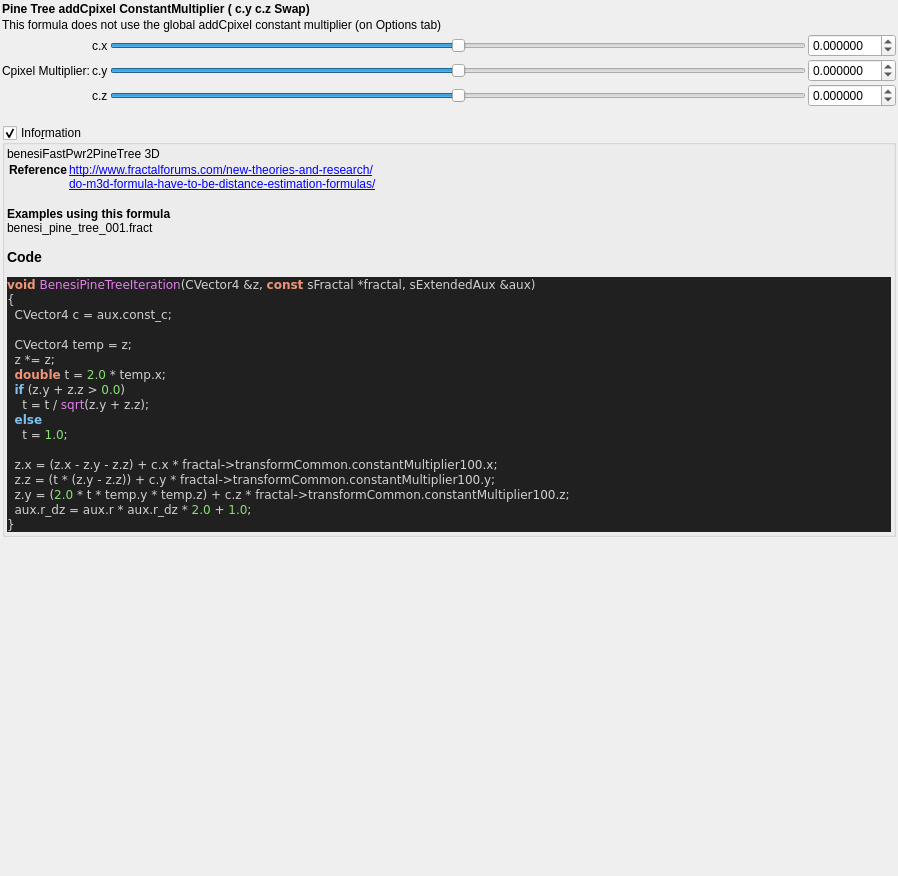
Qt form mandelbulber2/formula/ui/fractal_benesi_pine_tree.ui (buddhi1980/mandelbulber2) before a commit.
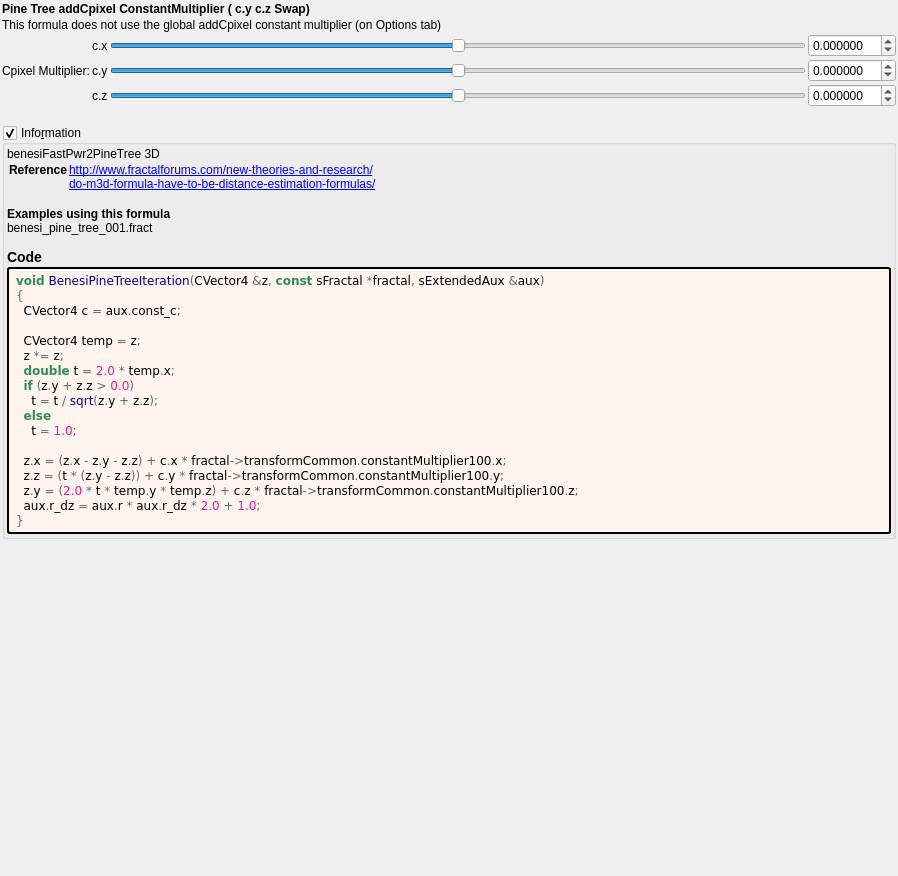
The same form after that commit. Custom widgets are drawn as their Qt base class.

What changed in the file:
```diff
--- a/mandelbulber2/formula/ui/fractal_benesi_pine_tree.ui
+++ b/mandelbulber2/formula/ui/fractal_benesi_pine_tree.ui
@@ -269,32 +269,47 @@
        <number>2</number>
       </property>
       <item>
-       <widget class="QLabel" name="label_code_content">
+	   <widget class="QLabel" name="label_information_general">
         <property name="text">
          <string notr="true">&lt;p&gt;benesiFastPwr2PineTree 3D&lt;/p&gt;&lt;table&gt;
 &lt;tr&gt;&lt;th&gt;Reference&lt;/th&gt;&lt;td&gt;&lt;a href=&quot;http://www.fractalforums.com/new-theories-and-research/&quot;&gt;http://www.fractalforums.com/new-theories-and-research/&lt;br&gt;
 &lt;a href=&quot;do-m3d-formula-have-to-be-distance-estimation-formulas/&quot;&gt;do-m3d-formula-have-to-be-distance-estimation-formulas/&lt;br&gt;
 &lt;/td&gt;&lt;/tr&gt;
 &lt;/table&gt;
-&lt;br&gt;&lt;b&gt;Examples using this formula&lt;/b&gt;&lt;br&gt;benesi_pine_tree_001.fract&lt;h3&gt;Code&lt;/h3&gt;
-&lt;body style=&quot;background-color:#202020&quot;&gt;
-&lt;pre style=&quot;color:#d0d0d0; background-color:#202020;  font-family:'Courier New',monospace;&quot;&gt;&lt;span style=&quot;color:#f09479; font-weight:bold&quot;&gt;void&lt;/span&gt; &lt;span style=&quot;color:#e47eed&quot;&gt;BenesiPineTreeIteration&lt;/span&gt;&lt;span style=&quot;color:#d0d0d0&quot;&gt;(&lt;/span&gt;CVector4 &lt;span style=&quot;color:#d0d0d0&quot;&gt;&amp;amp;&lt;/span&gt;z&lt;span style=&quot;color:#d0d0d0&quot;&gt;,&lt;/span&gt; &lt;span style=&quot;color:#f09479; font-weight:bold&quot;&gt;const&lt;/span&gt; sFractal &lt;span style=&quot;color:#d0d0d0&quot;&gt;*&lt;/span&gt;fractal&lt;span style=&quot;color:#d0d0d0&quot;&gt;,&lt;/span&gt; sExtendedAux &lt;span style=&quot;color:#d0d0d0&quot;&gt;&amp;amp;&lt;/span&gt;aux&lt;span style=&quot;color:#d0d0d0&quot;&gt;)&lt;/span&gt;
-&lt;span style=&quot;color:#d0d0d0&quot;&gt;{&lt;/span&gt;
-  CVector4 c &lt;span style=&quot;color:#d0d0d0&quot;&gt;=&lt;/span&gt; aux&lt;span style=&quot;color:#d0d0d0&quot;&gt;.&lt;/span&gt;const_c&lt;span style=&quot;color:#d0d0d0&quot;&gt;;&lt;/span&gt;
+&lt;br&gt;&lt;b&gt;Examples using this formula&lt;/b&gt;&lt;br&gt;benesi_pine_tree_001.fract&lt;h3&gt;Code&lt;/h3&gt;</string>
+		</property>
+		<property name="wordWrap">
+		 <bool>true</bool>
+		</property>
+		<property name="openExternalLinks">
+		 <bool>true</bool>
+		</property>
+		<property name="textInteractionFlags">
+		 <set>Qt::LinksAccessibleByMouse|Qt::TextSelectableByMouse</set>
+		</property>
+		</widget>
+	   </item>
+	   <item>
+	    <widget class="QLabel" name="label_code_content">
+		 <property name="text">
+		  <string notr="true">&lt;body style=&quot;background-color:#fff5ee&quot;&gt;
+&lt;pre style=&quot;color:#000000; background-color:#fff5ee;  font-family:'Courier New',monospace;&quot;&gt;&lt;span style=&quot;color:#2e8b57; font-weight:bold&quot;&gt;void&lt;/span&gt; &lt;span style=&quot;color:#00008f&quot;&gt;BenesiPineTreeIteration&lt;/span&gt;&lt;span style=&quot;color:#676767&quot;&gt;(&lt;/span&gt;CVector4 &lt;span style=&quot;color:#676767&quot;&gt;&amp;amp;&lt;/span&gt;z&lt;span style=&quot;color:#676767&quot;&gt;,&lt;/span&gt; &lt;span style=&quot;color:#2e8b57; font-weight:bold&quot;&gt;const&lt;/span&gt; sFractal &lt;span style=&quot;color:#676767&quot;&gt;*&lt;/span&gt;fractal&lt;span style=&quot;color:#676767&quot;&gt;,&lt;/span&gt; sExtendedAux &lt;span style=&quot;color:#676767&quot;&gt;&amp;amp;&lt;/span&gt;aux&lt;span style=&quot;color:#676767&quot;&gt;)&lt;/span&gt;
+&lt;span style=&quot;color:#676767&quot;&gt;{&lt;/span&gt;
+  CVector4 c &lt;span style=&quot;color:#676767&quot;&gt;=&lt;/span&gt; aux&lt;span style=&quot;color:#676767&quot;&gt;.&lt;/span&gt;const_c&lt;span style=&quot;color:#676767&quot;&gt;;&lt;/span&gt;
 
-  CVector4 temp &lt;span style=&quot;color:#d0d0d0&quot;&gt;=&lt;/span&gt; z&lt;span style=&quot;color:#d0d0d0&quot;&gt;;&lt;/span&gt;
-  z &lt;span style=&quot;color:#d0d0d0&quot;&gt;*=&lt;/span&gt; z&lt;span style=&quot;color:#d0d0d0&quot;&gt;;&lt;/span&gt;
-  &lt;span style=&quot;color:#f09479; font-weight:bold&quot;&gt;double&lt;/span&gt; t &lt;span style=&quot;color:#d0d0d0&quot;&gt;=&lt;/span&gt; &lt;span style=&quot;color:#87df71&quot;&gt;2.0&lt;/span&gt; &lt;span style=&quot;color:#d0d0d0&quot;&gt;*&lt;/span&gt; temp&lt;span style=&quot;color:#d0d0d0&quot;&gt;.&lt;/span&gt;x&lt;span style=&quot;color:#d0d0d0&quot;&gt;;&lt;/span&gt;
-  &lt;span style=&quot;color:#7ec0ee; font-weight:bold&quot;&gt;if&lt;/span&gt; &lt;span style=&quot;color:#d0d0d0&quot;&gt;(&lt;/span&gt;z&lt;span style=&quot;color:#d0d0d0&quot;&gt;.&lt;/span&gt;y &lt;span style=&quot;color:#d0d0d0&quot;&gt;+&lt;/span&gt; z&lt;span style=&quot;color:#d0d0d0&quot;&gt;.&lt;/span&gt;z &lt;span style=&quot;color:#d0d0d0&quot;&gt;&amp;gt;&lt;/span&gt; &lt;span style=&quot;color:#87df71&quot;&gt;0.0&lt;/span&gt;&lt;span style=&quot;color:#d0d0d0&quot;&gt;)&lt;/span&gt;
-    t &lt;span style=&quot;color:#d0d0d0&quot;&gt;=&lt;/span&gt; t &lt;span style=&quot;color:#d0d0d0&quot;&gt;/&lt;/span&gt; &lt;span style=&quot;color:#e47eed&quot;&gt;sqrt&lt;/span&gt;&lt;span style=&quot;color:#d0d0d0&quot;&gt;(&lt;/span&gt;z&lt;span style=&quot;color:#d0d0d0&quot;&gt;.&lt;/span&gt;y &lt;span style=&quot;color:#d0d0d0&quot;&gt;+&lt;/span&gt; z&lt;span style=&quot;color:#d0d0d0&quot;&gt;.&lt;/span&gt;z&lt;span style=&quot;color:#d0d0d0&quot;&gt;);&lt;/span&gt;
-  &lt;span style=&quot;color:#7ec0ee; font-weight:bold&quot;&gt;else&lt;/span&gt;
-    t &lt;span style=&quot;color:#d0d0d0&quot;&gt;=&lt;/span&gt; &lt;span style=&quot;color:#87df71&quot;&gt;1.0&lt;/span&gt;&lt;span style=&quot;color:#d0d0d0&quot;&gt;;&lt;/span&gt;
+  CVector4 temp &lt;span style=&quot;color:#676767&quot;&gt;=&lt;/span&gt; z&lt;span style=&quot;color:#676767&quot;&gt;;&lt;/span&gt;
+  z &lt;span style=&quot;color:#676767&quot;&gt;*=&lt;/span&gt; z&lt;span style=&quot;color:#676767&quot;&gt;;&lt;/span&gt;
+  &lt;span style=&quot;color:#2e8b57; font-weight:bold&quot;&gt;double&lt;/span&gt; t &lt;span style=&quot;color:#676767&quot;&gt;=&lt;/span&gt; &lt;span style=&quot;color:#ff1493&quot;&gt;2.0&lt;/span&gt; &lt;span style=&quot;color:#676767&quot;&gt;*&lt;/span&gt; temp&lt;span style=&quot;color:#676767&quot;&gt;.&lt;/span&gt;x&lt;span style=&quot;color:#676767&quot;&gt;;&lt;/span&gt;
+  &lt;span style=&quot;color:#2e8b57; font-weight:bold&quot;&gt;if&lt;/span&gt; &lt;span style=&quot;color:#676767&quot;&gt;(&lt;/span&gt;z&lt;span style=&quot;color:#676767&quot;&gt;.&lt;/span&gt;y &lt;span style=&quot;color:#676767&quot;&gt;+&lt;/span&gt; z&lt;span style=&quot;color:#676767&quot;&gt;.&lt;/span&gt;z &lt;span style=&quot;color:#676767&quot;&gt;&amp;gt;&lt;/span&gt; &lt;span style=&quot;color:#ff1493&quot;&gt;0.0&lt;/span&gt;&lt;span style=&quot;color:#676767&quot;&gt;)&lt;/span&gt;
+    t &lt;span style=&quot;color:#676767&quot;&gt;=&lt;/span&gt; t &lt;span style=&quot;color:#676767&quot;&gt;/&lt;/span&gt; &lt;span style=&quot;color:#00008f&quot;&gt;sqrt&lt;/span&gt;&lt;span style=&quot;color:#676767&quot;&gt;(&lt;/span&gt;z&lt;span style=&quot;color:#676767&quot;&gt;.&lt;/span&gt;y &lt;span style=&quot;color:#676767&quot;&gt;+&lt;/span&gt; z&lt;span style=&quot;color:#676767&quot;&gt;.&lt;/span&gt;z&lt;span style=&quot;color:#676767&quot;&gt;);&lt;/span&gt;
+  &lt;span style=&quot;color:#2e8b57; font-weight:bold&quot;&gt;else&lt;/span&gt;
+    t &lt;span style=&quot;color:#676767&quot;&gt;=&lt;/span&gt; &lt;span style=&quot;color:#ff1493&quot;&gt;1.0&lt;/span&gt;&lt;span style=&quot;color:#676767&quot;&gt;;&lt;/span&gt;
 
-  z&lt;span style=&quot;color:#d0d0d0&quot;&gt;.&lt;/span&gt;x &lt;span style=&quot;color:#d0d0d0&quot;&gt;= (&lt;/span&gt;z&lt;span style=&quot;color:#d0d0d0&quot;&gt;.&lt;/span&gt;x &lt;span style=&quot;color:#d0d0d0&quot;&gt;-&lt;/span&gt; z&lt;span style=&quot;color:#d0d0d0&quot;&gt;.&lt;/span&gt;y &lt;span style=&quot;color:#d0d0d0&quot;&gt;-&lt;/span&gt; z&lt;span style=&quot;color:#d0d0d0&quot;&gt;.&lt;/span&gt;z&lt;span style=&quot;color:#d0d0d0&quot;&gt;) +&lt;/span&gt; c&lt;span style=&quot;color:#d0d0d0&quot;&gt;.&lt;/span&gt;x &lt;span style=&quot;color:#d0d0d0&quot;&gt;*&lt;/span&gt; fractal&lt;span style=&quot;color:#d0d0d0&quot;&gt;-&amp;gt;&lt;/span&gt;transformCommon&lt;span style=&quot;color:#d0d0d0&quot;&gt;.&lt;/span&gt;constantMultiplier100&lt;span style=&quot;color:#d0d0d0&quot;&gt;.&lt;/span&gt;x&lt;span style=&quot;color:#d0d0d0&quot;&gt;;&lt;/span&gt;
-  z&lt;span style=&quot;color:#d0d0d0&quot;&gt;.&lt;/span&gt;z &lt;span style=&quot;color:#d0d0d0&quot;&gt;= (&lt;/span&gt;t &lt;span style=&quot;color:#d0d0d0&quot;&gt;* (&lt;/span&gt;z&lt;span style=&quot;color:#d0d0d0&quot;&gt;.&lt;/span&gt;y &lt;span style=&quot;color:#d0d0d0&quot;&gt;-&lt;/span&gt; z&lt;span style=&quot;color:#d0d0d0&quot;&gt;.&lt;/span&gt;z&lt;span style=&quot;color:#d0d0d0&quot;&gt;)) +&lt;/span&gt; c&lt;span style=&quot;color:#d0d0d0&quot;&gt;.&lt;/span&gt;y &lt;span style=&quot;color:#d0d0d0&quot;&gt;*&lt;/span&gt; fractal&lt;span style=&quot;color:#d0d0d0&quot;&gt;-&amp;gt;&lt;/span&gt;transformCommon&lt;span style=&quot;color:#d0d0d0&quot;&gt;.&lt;/span&gt;constantMultiplier100&lt;span style=&quot;color:#d0d0d0&quot;&gt;.&lt;/span&gt;y&lt;span style=&quot;color:#d0d0d0&quot;&gt;;&lt;/span&gt;
-  z&lt;span style=&quot;color:#d0d0d0&quot;&gt;.&lt;/span&gt;y &lt;span style=&quot;color:#d0d0d0&quot;&gt;= (&lt;/span&gt;&lt;span style=&quot;color:#87df71&quot;&gt;2.0&lt;/span&gt; &lt;span style=&quot;color:#d0d0d0&quot;&gt;*&lt;/span&gt; t &lt;span style=&quot;color:#d0d0d0&quot;&gt;*&lt;/span&gt; temp&lt;span style=&quot;color:#d0d0d0&quot;&gt;.&lt;/span&gt;y &lt;span style=&quot;color:#d0d0d0&quot;&gt;*&lt;/span&gt; temp&lt;span style=&quot;color:#d0d0d0&quot;&gt;.&lt;/span&gt;z&lt;span style=&quot;color:#d0d0d0&quot;&gt;) +&lt;/span&gt; c&lt;span style=&quot;color:#d0d0d0&quot;&gt;.&lt;/span&gt;z &lt;span style=&quot;color:#d0d0d0&quot;&gt;*&lt;/span&gt; fractal&lt;span style=&quot;color:#d0d0d0&quot;&gt;-&amp;gt;&lt;/span&gt;transformCommon&lt;span style=&quot;color:#d0d0d0&quot;&gt;.&lt;/span&gt;constantMultiplier100&lt;span style=&quot;color:#d0d0d0&quot;&gt;.&lt;/span&gt;z&lt;span style=&quot;color:#d0d0d0&quot;&gt;;&lt;/span&gt;
-  aux&lt;span style=&quot;color:#d0d0d0&quot;&gt;.&lt;/span&gt;r_dz &lt;span style=&quot;color:#d0d0d0&quot;&gt;=&lt;/span&gt; aux&lt;span style=&quot;color:#d0d0d0&quot;&gt;.&lt;/span&gt;r &lt;span style=&quot;color:#d0d0d0&quot;&gt;*&lt;/span&gt; aux&lt;span style=&quot;color:#d0d0d0&quot;&gt;.&lt;/span&gt;r_dz &lt;span style=&quot;color:#d0d0d0&quot;&gt;*&lt;/span&gt; &lt;span style=&quot;color:#87df71&quot;&gt;2.0&lt;/span&gt; &lt;span style=&quot;color:#d0d0d0&quot;&gt;+&lt;/span&gt; &lt;span style=&quot;color:#87df71&quot;&gt;1.0&lt;/span&gt;&lt;span style=&quot;color:#d0d0d0&quot;&gt;;&lt;/span&gt;
-&lt;span style=&quot;color:#d0d0d0&quot;&gt;}&lt;/span&gt;
+  z&lt;span style=&quot;color:#676767&quot;&gt;.&lt;/span&gt;x &lt;span style=&quot;color:#676767&quot;&gt;= (&lt;/span&gt;z&lt;span style=&quot;color:#676767&quot;&gt;.&lt;/span&gt;x &lt;span style=&quot;color:#676767&quot;&gt;-&lt;/span&gt; z&lt;span style=&quot;color:#676767&quot;&gt;.&lt;/span&gt;y &lt;span style=&quot;color:#676767&quot;&gt;-&lt;/span&gt; z&lt;span style=&quot;color:#676767&quot;&gt;.&lt;/span&gt;z&lt;span style=&quot;color:#676767&quot;&gt;) +&lt;/span&gt; c&lt;span style=&quot;color:#676767&quot;&gt;.&lt;/span&gt;x &lt;span style=&quot;color:#676767&quot;&gt;*&lt;/span&gt; fractal&lt;span style=&quot;color:#676767&quot;&gt;-&amp;gt;&lt;/span&gt;transformCommon&lt;span style=&quot;color:#676767&quot;&gt;.&lt;/span&gt;constantMultiplier100&lt;span style=&quot;color:#676767&quot;&gt;.&lt;/span&gt;x&lt;span style=&quot;color:#676767&quot;&gt;;&lt;/span&gt;
+  z&lt;span style=&quot;color:#676767&quot;&gt;.&lt;/span&gt;z &lt;span style=&quot;color:#676767&quot;&gt;= (&lt;/span&gt;t &lt;span style=&quot;color:#676767&quot;&gt;* (&lt;/span&gt;z&lt;span style=&quot;color:#676767&quot;&gt;.&lt;/span&gt;y &lt;span style=&quot;color:#676767&quot;&gt;-&lt;/span&gt; z&lt;span style=&quot;color:#676767&quot;&gt;.&lt;/span&gt;z&lt;span style=&quot;color:#676767&quot;&gt;)) +&lt;/span&gt; c&lt;span style=&quot;color:#676767&quot;&gt;.&lt;/span&gt;y &lt;span style=&quot;color:#676767&quot;&gt;*&lt;/span&gt; fractal&lt;span style=&quot;color:#676767&quot;&gt;-&amp;gt;&lt;/span&gt;transformCommon&lt;span style=&quot;color:#676767&quot;&gt;.&lt;/span&gt;constantMultiplier100&lt;span style=&quot;color:#676767&quot;&gt;.&lt;/span&gt;y&lt;span style=&quot;color:#676767&quot;&gt;;&lt;/span&gt;
+  z&lt;span style=&quot;color:#676767&quot;&gt;.&lt;/span&gt;y &lt;span style=&quot;color:#676767&quot;&gt;= (&lt;/span&gt;&lt;span style=&quot;color:#ff1493&quot;&gt;2.0&lt;/span&gt; &lt;span style=&quot;color:#676767&quot;&gt;*&lt;/span&gt; t &lt;span style=&quot;color:#676767&quot;&gt;*&lt;/span&gt; temp&lt;span style=&quot;color:#676767&quot;&gt;.&lt;/span&gt;y &lt;span style=&quot;color:#676767&quot;&gt;*&lt;/span&gt; temp&lt;span style=&quot;color:#676767&quot;&gt;.&lt;/span&gt;z&lt;span style=&quot;color:#676767&quot;&gt;) +&lt;/span&gt; c&lt;span style=&quot;color:#676767&quot;&gt;.&lt;/span&gt;z &lt;span style=&quot;color:#676767&quot;&gt;*&lt;/span&gt; fractal&lt;span style=&quot;color:#676767&quot;&gt;-&amp;gt;&lt;/span&gt;transformCommon&lt;span style=&quot;color:#676767&quot;&gt;.&lt;/span&gt;constantMultiplier100&lt;span style=&quot;color:#676767&quot;&gt;.&lt;/span&gt;z&lt;span style=&quot;color:#676767&quot;&gt;;&lt;/span&gt;
+  aux&lt;span style=&quot;color:#676767&quot;&gt;.&lt;/span&gt;r_dz &lt;span style=&quot;color:#676767&quot;&gt;=&lt;/span&gt; aux&lt;span style=&quot;color:#676767&quot;&gt;.&lt;/span&gt;r &lt;span style=&quot;color:#676767&quot;&gt;*&lt;/span&gt; aux&lt;span style=&quot;color:#676767&quot;&gt;.&lt;/span&gt;r_dz &lt;span style=&quot;color:#676767&quot;&gt;*&lt;/span&gt; &lt;span style=&quot;color:#ff1493&quot;&gt;2.0&lt;/span&gt; &lt;span style=&quot;color:#676767&quot;&gt;+&lt;/span&gt; &lt;span style=&quot;color:#ff1493&quot;&gt;1.0&lt;/span&gt;&lt;span style=&quot;color:#676767&quot;&gt;;&lt;/span&gt;
+&lt;span style=&quot;color:#676767&quot;&gt;}&lt;/span&gt;
 &lt;/pre&gt;
 &lt;/body&gt;</string>
         </property>
@@ -307,6 +322,9 @@
         <property name="textInteractionFlags">
          <set>Qt::LinksAccessibleByMouse|Qt::TextSelectableByMouse</set>
         </property>
+		 <property name="styleSheet">
+		  <string notr="true">border-style: outset; border-width: 2px; border-radius: 3px; border-color: black; background-color: #fff5ee; padding: 4px;</string>
+		  </property>
        </widget>
       </item>
      </layout>
```
Lines whose indentation alone changed are shown as unchanged.
